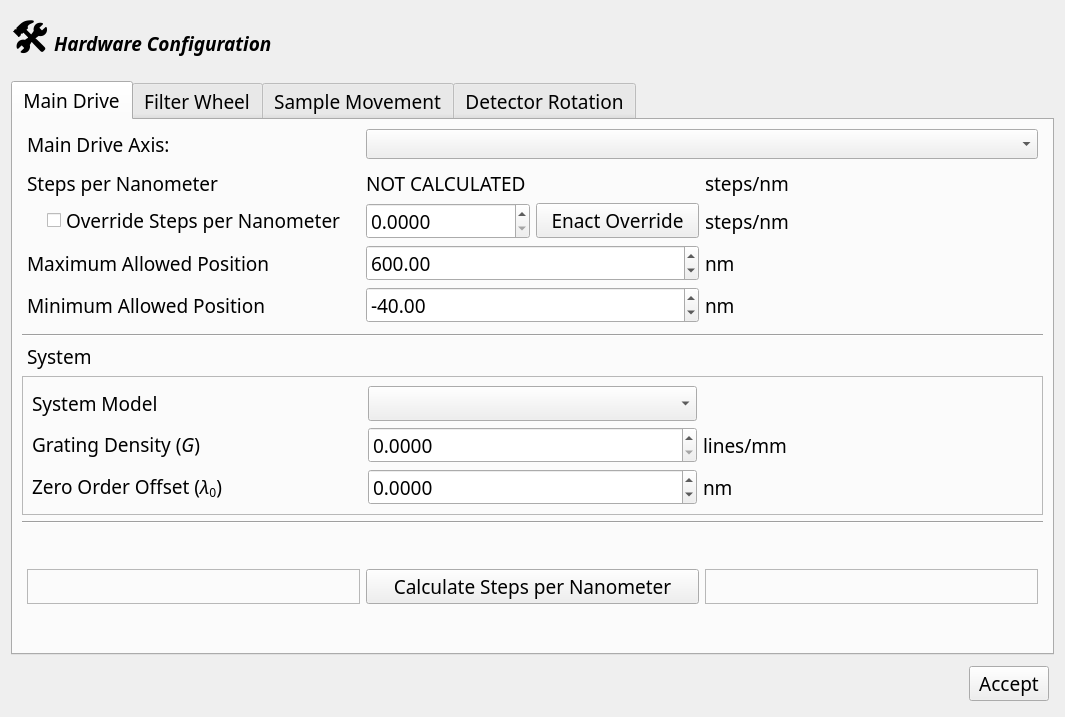
mitbailey/MMC, file ui/machine_config.ui: the form before one commit.
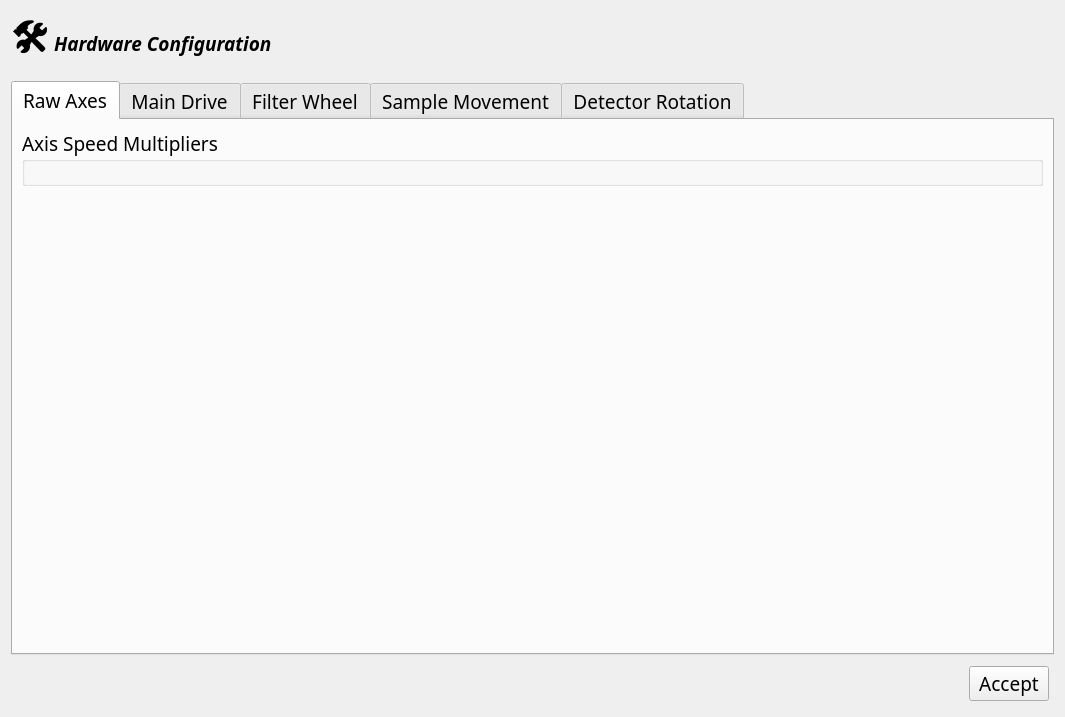
The form after the commit.

Commit message: Added speed multipliers.

What changed in the file:
```diff
--- a/ui/machine_config.ui
+++ b/ui/machine_config.ui
@@ -80,6 +80,33 @@
      <property name="currentIndex">
       <number>0</number>
      </property>
+     <widget class="QWidget" name="tab">
+      <attribute name="title">
+       <string>Raw Axes</string>
+      </attribute>
+      <layout class="QVBoxLayout" name="verticalLayout">
+       <item>
+        <widget class="QGroupBox" name="speed_groupBox">
+         <property name="title">
+          <string>Axis Speed Multipliers</string>
+         </property>
+        </widget>
+       </item>
+       <item>
+        <spacer name="verticalSpacer_6">
+         <property name="orientation">
+          <enum>Qt::Vertical</enum>
+         </property>
+         <property name="sizeHint" stdset="0">
+          <size>
+           <width>20</width>
+           <height>40</height>
+          </size>
+         </property>
+        </spacer>
+       </item>
+      </layout>
+     </widget>
      <widget class="QWidget" name="main_drive_tab">
       <attribute name="title">
        <string>Main Drive</string>
```
The commit also changes 5 other files.
